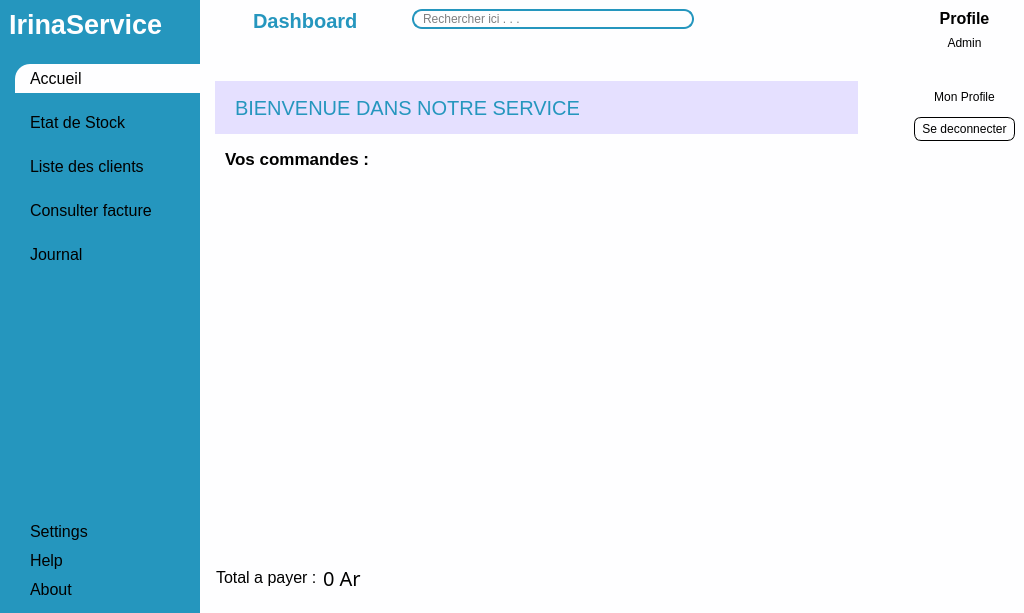
First picture: the form in views/main_window.ui, repository ninohantonio/Store-Management, before the edit.
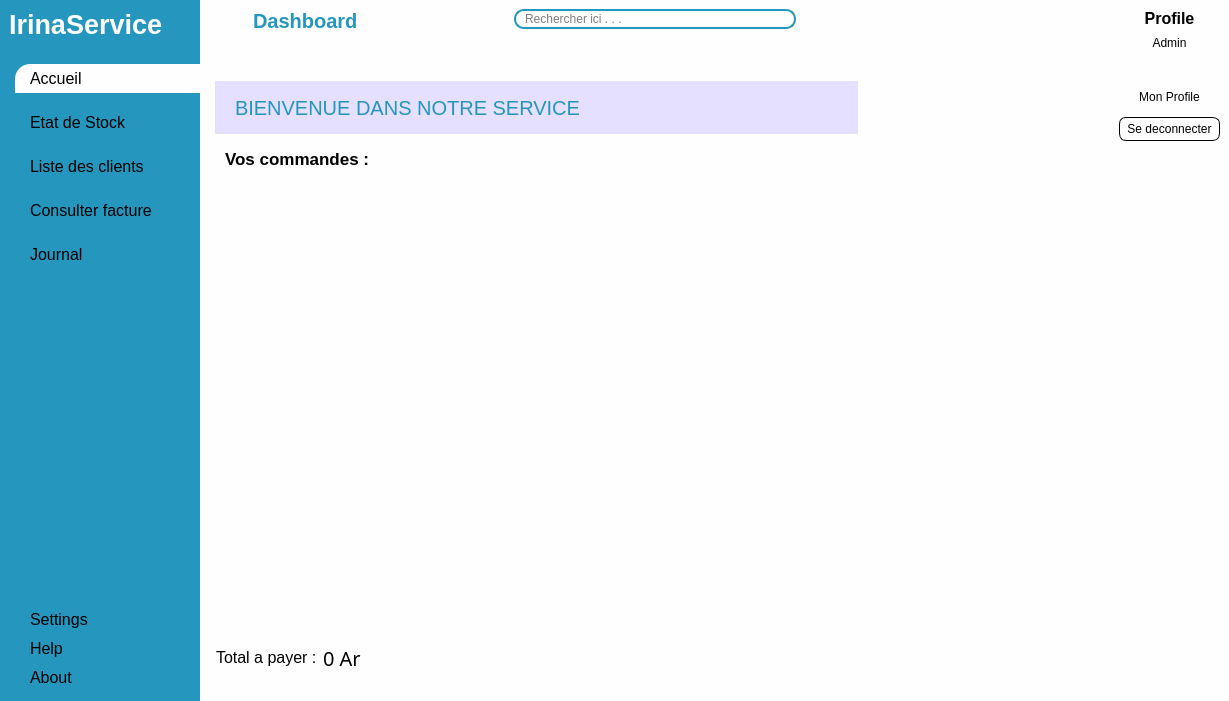
Second picture: the form after the edit. Icons and pictures are not drawn. Custom widgets are drawn as their Qt base class.

Patch:
```diff
--- a/views/main_window.ui
+++ b/views/main_window.ui
@@ -6,8 +6,8 @@
    <rect>
     <x>0</x>
     <y>0</y>
-    <width>1024</width>
-    <height>613</height>
+    <width>1229</width>
+    <height>701</height>
    </rect>
   </property>
   <property name="windowTitle">
@@ -751,7 +751,7 @@
            <property name="geometry">
             <rect>
              <x>10</x>
-             <y>500</y>
+             <y>580</y>
              <width>201</width>
              <height>51</height>
             </rect>
@@ -789,8 +789,8 @@
             <rect>
              <x>20</x>
              <y>140</y>
-             <width>641</width>
-             <height>361</height>
+             <width>761</width>
+             <height>431</height>
             </rect>
            </property>
            <layout class="QGridLayout" name="cardContainer"/>
```
